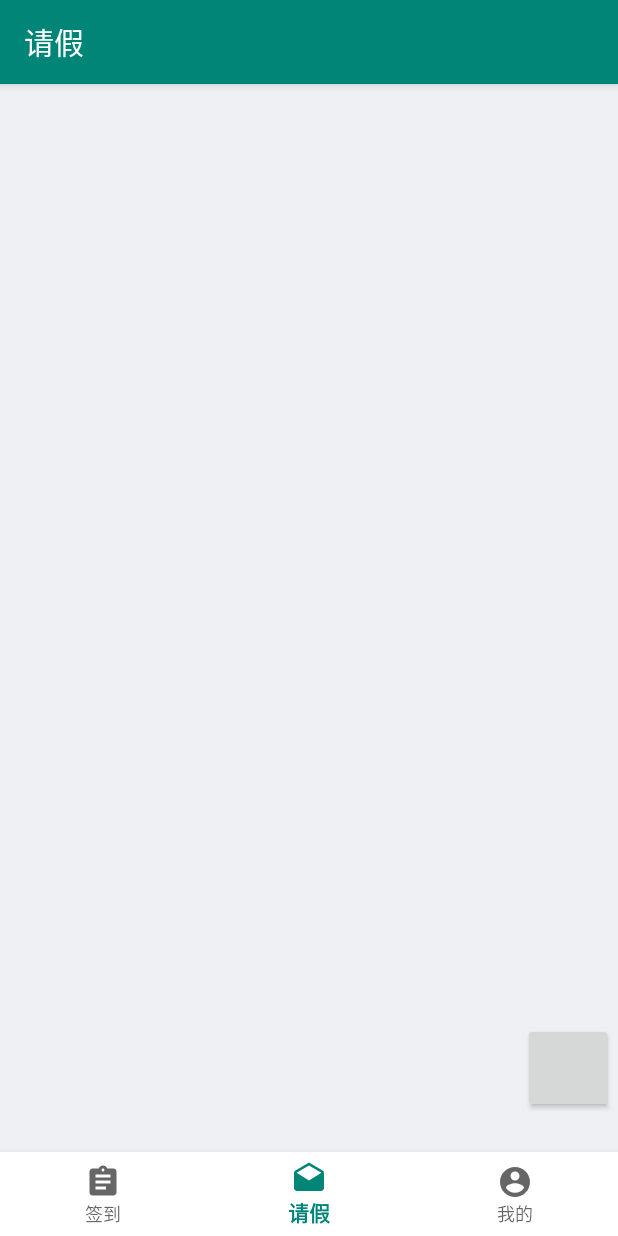
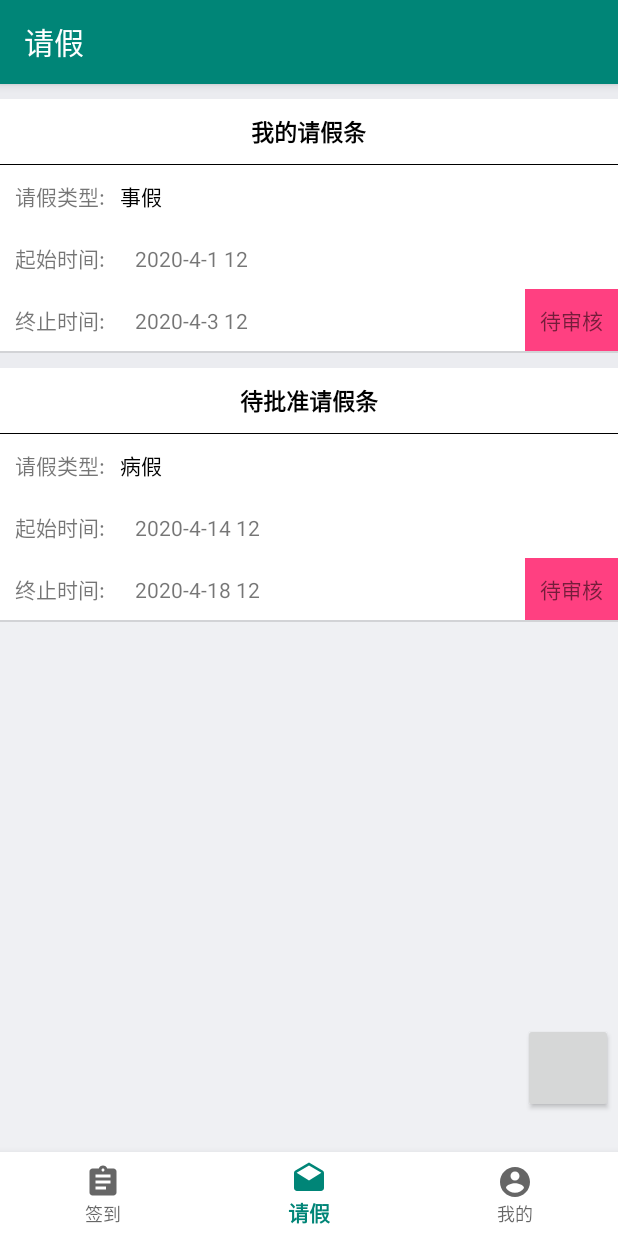
Before and after one commit to wangxuanx/Application, an Android app: the DashboardFragment screen opened through its navigation route, on a phone screen of 412 x 824 dp. Run offline under Robolectric (Android 15) with nearby library versions, the phone set to English and light mode, and no system bars; our stand-ins replace navigation-ui; libraries missing offline, so code that uses them is left out: com.barnettwong.dragfloatactionbuttonlibrary, com.tencent.imsdk; plain views replace DragFloatActionButton; 8 statements that could not run were skipped.

Commit message:
实现前端请假功能

```diff
--- /dev/null
+++ b/app/src/main/java/com/example/application/ui/dashboard/AngleView.java
@@ -0,0 +1,32 @@
+package com.example.application.ui.dashboard;
+
+import android.content.Context;
+import android.graphics.Canvas;
+import android.graphics.Color;
+import android.graphics.Paint;
+import android.graphics.Path;
+import android.util.AttributeSet;
+import android.view.View;
+
+public class AngleView extends View {
+
+    public AngleView(Context context, AttributeSet attrs) {
+        super(context, attrs);
+    }
+
+    @Override
+    protected void onDraw(Canvas canvas) {
+        int x = getWidth();       //获取宽度
+        int y = getHeight();       //获取高度
+
+        Paint paint = new Paint();
+        paint.setColor(Color.argb(100,128,203,196));
+        Path path = new Path();
+        path.moveTo(0,0);
+        path.moveTo(x,0);
+        path.moveTo(0,y);
+        path.close();
+
+        canvas.drawPath(path, paint);       //绘制三角形
+    }
+}
--- /dev/null
+++ b/app/src/main/java/com/example/application/ui/dashboard/Check.java
@@ -0,0 +1,67 @@
+package com.example.application.ui.dashboard;
+
+public class Check {
+    private int id;
+    private String title;          //标题
+    private String type;            //类型
+    private String beginTime;         //起始时间
+    private String endTime;          //终止时间
+    private String state;         //假条状态
+
+    public Check(int ID, String TITLE, String TYPE, String BEGINTIME, String ENDTIME, String STATE){
+        this.id = ID;
+        this.title = TITLE;
+        this.type = TYPE;
+        this.beginTime = BEGINTIME;
+        this.endTime = ENDTIME;
+        this.state = STATE;
+    }
+
+    public void setId(int id) {
+        this.id = id;
+    }
+
+    public int getId() {
+        return id;
+    }
+
+    public void setTitle(String title) {
+        this.title = title;
+    }
+
+    public String getTitle() {
+        return title;
+    }
+
+    public void setType(String type) {
+        this.type = type;
+    }
+
+    public String getType() {
+        return type;
+    }
+
+    public void setBeginTime(String beginTime) {
+        this.beginTime = beginTime;
+    }
+
+    public String getBeginTime() {
+        return beginTime;
+    }
+
+    public void setEndTime(String endTime) {
+        this.endTime = endTime;
+    }
+
+    public String getEndTime() {
+        return endTime;
+    }
+
+    public void setState(String state) {
+        this.state = state;
+    }
+
+    public String getState() {
+        return state;
+    }
+}
--- /dev/null
+++ b/app/src/main/java/com/example/application/ui/dashboard/CheckAdapter.java
@@ -0,0 +1,63 @@
+package com.example.application.ui.dashboard;
+
+import android.content.Context;
+import android.view.LayoutInflater;
+import android.view.View;
+import android.view.ViewGroup;
+import android.widget.ArrayAdapter;
+import android.widget.ImageView;
+import android.widget.TextView;
+
+
+import androidx.annotation.NonNull;
+import androidx.annotation.Nullable;
+
+import com.example.application.R;
+import com.example.application.ui.home.group.Group;
+
+import java.util.List;
+
+public class CheckAdapter extends ArrayAdapter<Check> {
+    private int resourceId;
+    /**
+     *context:当前活动上下文
+     *textViewResourceId:ListView子项布局的ID
+     *objects：要适配的数据
+     */
+    public CheckAdapter(Context context, int textViewResourceId,
+                        List<Check> objects) {
+        super(context, textViewResourceId, objects);
+        //拿取到子项布局ID
+        resourceId = textViewResourceId;
+    }
+
+    /**
+     * LIstView中每一个子项被滚动到屏幕的时候调用
+     * position：滚到屏幕中的子项位置，可以通过这个位置拿到子项实例
+     * convertView：之前加载好的布局进行缓存
+     */
+    @Override
+    public View getView(int position, View convertView, ViewGroup parent) {
+        Check check = getItem(position);  //获取当前项的Fruit实例
+        //为子项动态加载布局
+        View view = LayoutInflater.from(getContext()).inflate(resourceId, null);
+        TextView Title = view.findViewById(R.id.check_title);
+        TextView Type = view.findViewById(R.id.check_type);
+        TextView BeginTime = view.findViewById(R.id.beginTime);
+        TextView EndTime = view.findViewById(R.id.endTime);
+        TextView State = view.findViewById(R.id.check_state);
+        view.setTag(check.getId());           //设置view的Tag
+        Title.setText(check.getTitle());
+        Type.setText(check.getType());
+        BeginTime.setText(check.getBeginTime());
+        EndTime.setText(check.getEndTime());
+        State.setText(check.getState());
+
+        return view;
+    }
+
+    @Override
+    public int getPosition(@Nullable Check item) {
+        return super.getPosition(item);
+    }
+}
--- a/app/src/main/java/com/example/application/ui/dashboard/DashboardFragment.java
+++ b/app/src/main/java/com/example/application/ui/dashboard/DashboardFragment.java
@@ -5,6 +5,7 @@ import android.os.Bundle;
 import android.view.LayoutInflater;
 import android.view.View;
 import android.view.ViewGroup;
+import android.widget.ListView;
 import android.widget.TextView;
 
 import androidx.annotation.Nullable;
@@ -12,15 +13,24 @@ import androidx.annotation.NonNull;
 import androidx.fragment.app.Fragment;
 import androidx.lifecycle.Observer;
 import androidx.lifecycle.ViewModelProviders;
+import androidx.recyclerview.widget.RecyclerView;
 
 import com.barnettwong.dragfloatactionbuttonlibrary.view.DragFloatActionButton;
 import com.example.application.R;
+
+import java.util.ArrayList;
+import java.util.List;
 
 public class DashboardFragment extends Fragment {
 
     private DashboardViewModel dashboardViewModel;
 
     private DragFloatActionButton floatActionButton;
+    private ListView listView;
+
+
+    private List<Check> checkList = new ArrayList<>();
+    private CheckAdapter checkAdapter;
 
     public View onCreateView(@NonNull LayoutInflater inflater,
                              ViewGroup container, Bundle savedInstanceState) {
@@ -29,6 +39,11 @@ public class DashboardFragment extends Fragment {
         View root = inflater.inflate(R.layout.fragment_dashboard, container, false);
 
         init(root);
+
+        initData();       //初始化数据
+
+        checkAdapter = new CheckAdapter(getContext(), R.layout.leave_item, checkList);
+        listView.setAdapter(checkAdapter);
 
         floatActionButton.setOnClickListener(new View.OnClickListener() {       //点击添加按钮
             @Override
@@ -43,5 +58,13 @@ public class DashboardFragment extends Fragment {
 
     private void init(View root){
         floatActionButton = root.findViewById(R.id.circle_button);
+        listView = root.findViewById(R.id.leave_list);
+    }
+
+    private void initData(){
+        Check check = new Check(1,"我的请假条", "事假", "2020-4-1 12", "2020-4-3 12" ,"待审核");
+        checkList.add(check);
+        Check check1 = new Check(2,"待批准请假条", "病假", "2020-4-14 12", "2020-4-18 12" ,"待审核");
+        checkList.add(check1);
     }
 }
--- a/app/src/main/res/layout/fragment_dashboard.xml
+++ b/app/src/main/res/layout/fragment_dashboard.xml
@@ -5,7 +5,8 @@
     android:layout_height="match_parent"
     android:background="@color/backColor">
 
-    <androidx.recyclerview.widget.RecyclerView
+    <ListView
+        android:id="@+id/leave_list"
         android:layout_width="match_parent"
         android:layout_height="match_parent"/>
 
--- a/app/src/main/res/layout/group_item.xml
+++ b/app/src/main/res/layout/group_item.xml
@@ -3,6 +3,7 @@
     xmlns:android="http://schemas.android.com/apk/res/android"
     android:layout_width="match_parent"
     android:layout_height="wrap_content"
+    android:background="#fff"
     android:orientation="horizontal">
 
     <de.hdodenhof.circleimageview.CircleImageView
--- a/app/src/main/res/layout/leave_item.xml
+++ b/app/src/main/res/layout/leave_item.xml
@@ -4,31 +4,69 @@
     android:layout_height="wrap_content"
     android:orientation="vertical"
     android:background="#fff"
-    android:layout_marginTop="10dp"
     android:layout_marginBottom="10dp">
+    <LinearLayout
+        android:layout_width="match_parent"
+        android:layout_height="10dp"
+        android:background="#EBECF0"/>
 
     <LinearLayout
         android:layout_width="match_parent"
         android:layout_height="wrap_content"
         android:orientation="horizontal">
 
-        <TextView
-            android:layout_width="wrap_content"
-            android:layout_height="wrap_content"
-            android:padding="10dp"
-            android:text="病假"/>
+        <com.example.application.ui.dashboard.AngleView
+            android:layout_width="40dp"
+            android:layout_height="match_parent"/>
 
         <LinearLayout
             android:layout_width="1dp"
-            android:layout_height="match_parent"
-            android:layout_weight="1"/>
+            android:layout_height="wrap_content"
+            android:layout_weight="1"
+            android:gravity="center">
+
+            <TextView
+                android:id="@+id/check_title"
+                android:layout_width="wrap_content"
+                android:layout_height="wrap_content"
+                android:layout_gravity="center"
+                android:gravity="center"
+                android:padding="10dp"
+                android:textColor="#000"
+                android:textSize="15dp"
+                android:textStyle="bold"
+                android:text="我的请假条"/>
+        </LinearLayout>
+
+        <View
+            android:layout_width="40dp"
+            android:layout_height="match_parent"/>
+
+    </LinearLayout>
+
+    <View
+        android:layout_width="match_parent"
+        android:layout_height="0.5dp"
+        android:background="#000"/>
+
+    <LinearLayout
+        android:layout_width="match_parent"
+        android:layout_height="wrap_content">
 
         <TextView
             android:layout_width="wrap_content"
             android:layout_height="wrap_content"
+            android:layout_gravity="center"
+            android:paddingLeft="10dp"
+            android:text="请假类型:"/>
+
+        <TextView
+            android:id="@+id/check_type"
+            android:layout_width="wrap_content"
+            android:layout_height="wrap_content"
             android:padding="10dp"
-            android:text="test请假"/>
-
+            android:textColor="#000"
+            android:text="病假"/>
     </LinearLayout>
 
     <LinearLayout
@@ -43,6 +81,7 @@
             android:text="起始时间:"/>
 
         <TextView
+            android:id="@+id/beginTime"
             android:layout_width="wrap_content"
             android:layout_height="wrap_content"
             android:padding="10dp"
@@ -62,6 +101,7 @@
             android:text="终止时间:"/>
 
         <TextView
+            android:id="@+id/endTime"
             android:layout_width="wrap_content"
             android:layout_height="wrap_content"
             android:padding="10dp"
@@ -73,6 +113,7 @@
             android:layout_weight="1"/>
 
         <TextView
+            android:id="@+id/check_state"
             android:layout_width="wrap_content"
             android:layout_height="wrap_content"
             android:padding="10dp"
```
